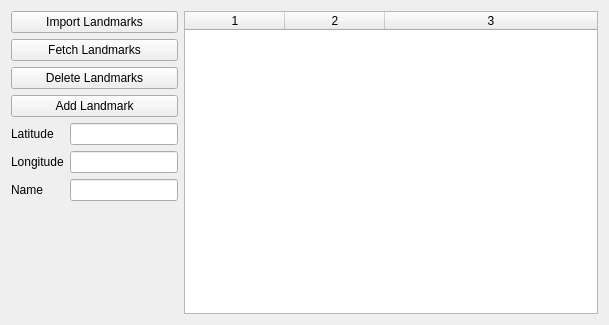
Old version of the form examples/landmarkbrowser/landmarkbrowser.ui in the repository qtproject/qt-mobility.
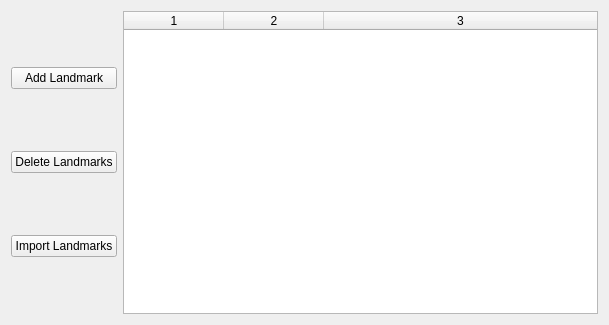
New version of the form.

Diff of the .ui file:
```diff
--- a/examples/landmarkbrowser/landmarkbrowser.ui
+++ b/examples/landmarkbrowser/landmarkbrowser.ui
@@ -13,94 +13,33 @@
   <property name="windowTitle">
    <string>Landmark Browser</string>
   </property>
-  <layout class="QFormLayout" name="formLayout">
+  <layout class="QHBoxLayout" name="horizontalLayout">
+   <item>
+    <layout class="QGridLayout" name="gridLayout">
    <item row="0" column="0">
-    <layout class="QVBoxLayout" name="controlsLayout">
-     <property name="sizeConstraint">
-      <enum>QLayout::SetMaximumSize</enum>
-     </property>
-     <item>
-      <layout class="QVBoxLayout" name="verticalLayout_2">
-       <item>
-        <widget class="QPushButton" name="importLandmarks">
-         <property name="text">
-          <string>Import Landmarks</string>
-         </property>
-        </widget>
-       </item>
-       <item>
-        <widget class="QPushButton" name="fetchLandmarks">
-         <property name="text">
-          <string>Fetch Landmarks</string>
-         </property>
-        </widget>
-       </item>
-       <item>
-        <widget class="QPushButton" name="deleteLandmarks">
-         <property name="text">
-          <string>Delete Landmarks</string>
-         </property>
-        </widget>
-       </item>
-       <item>
         <widget class="QPushButton" name="addLandmark">
          <property name="text">
           <string>Add Landmark</string>
          </property>
         </widget>
        </item>
-      </layout>
-     </item>
-     <item>
-      <layout class="QGridLayout" name="gridLayout">
-       <item row="0" column="0">
-        <widget class="QLabel" name="label">
-         <property name="text">
-          <string>Latitude</string>
-         </property>
-        </widget>
-       </item>
-       <item row="0" column="1">
-        <widget class="QLineEdit" name="latitudeLineEdit"/>
-       </item>
        <item row="1" column="0">
-        <widget class="QLabel" name="label_2">
+      <widget class="QPushButton" name="deleteLandmarks">
          <property name="text">
-          <string>Longitude</string>
+        <string>Delete Landmarks</string>
          </property>
         </widget>
        </item>
-       <item row="1" column="1">
-        <widget class="QLineEdit" name="longitudeLineEdit"/>
-       </item>
        <item row="2" column="0">
-        <widget class="QLabel" name="label_3">
+      <widget class="QPushButton" name="importLandmarks">
          <property name="text">
-          <string>Name</string>
+        <string>Import Landmarks</string>
          </property>
         </widget>
        </item>
-       <item row="2" column="1">
-        <widget class="QLineEdit" name="nameLineEdit"/>
-       </item>
       </layout>
      </item>
      <item>
-      <spacer name="verticalSpacer">
-       <property name="orientation">
-        <enum>Qt::Vertical</enum>
-       </property>
-       <property name="sizeHint" stdset="0">
-        <size>
-         <width>20</width>
-         <height>40</height>
-        </size>
-       </property>
-      </spacer>
-     </item>
-    </layout>
-   </item>
-   <item row="0" column="1">
     <widget class="QTableWidget" name="table">
      <property name="sizePolicy">
       <sizepolicy hsizetype="Expanding" vsizetype="Expanding">
```
Lines whose indentation alone changed are shown as unchanged.
